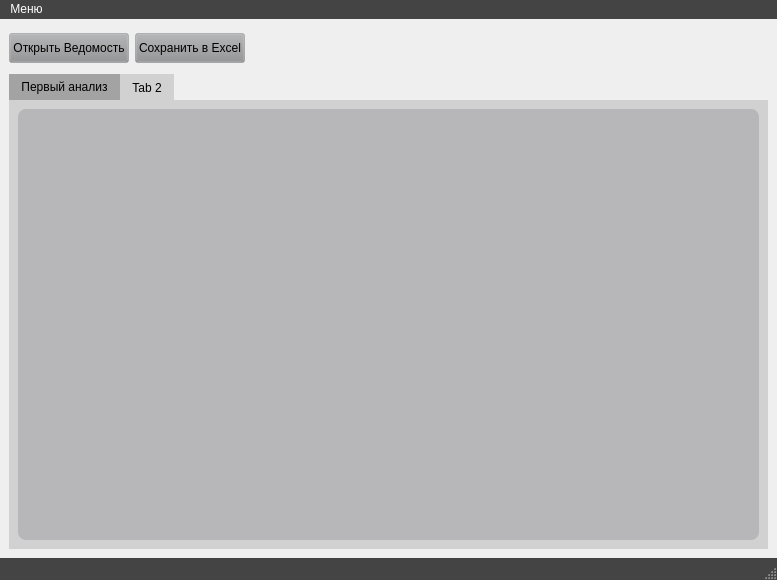
The window that form.ui (Bors1k/property-analysis-system) describes before a commit, drawn with Qt 5.
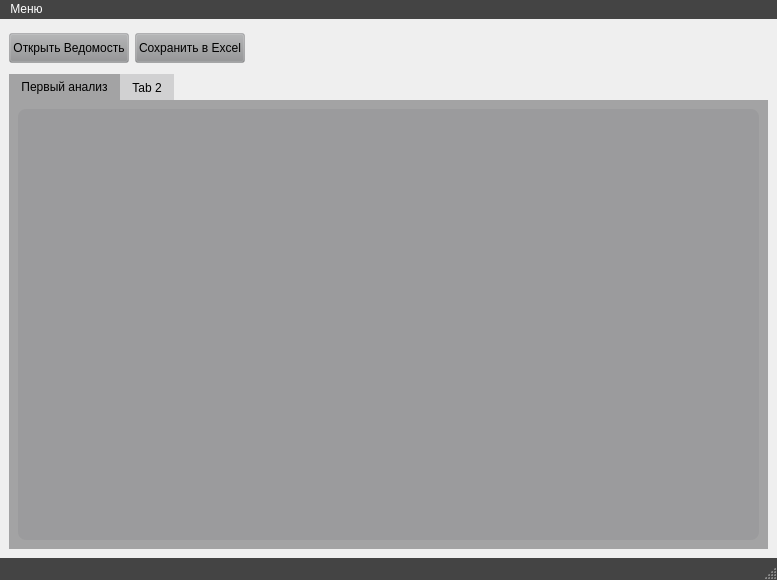
The same window after the commit. Icons and pictures are not drawn.

The edit to the form file:
```diff
--- a/form.ui
+++ b/form.ui
@@ -128,8 +128,9 @@
          <string notr="true">.QTabWidget::pane{
 background: transparent;
 border:0;
-background-color: rgba(143, 144, 146, 80)
+background-color: rgba(113, 113, 115,155)
 }
+
 .QTableCornerButton::section{background-color: rgba(143, 144, 146, 100);}
 
 .QTabBar::tab{background: transparent; background-color: rgba(143, 144, 146, 80);}
```
